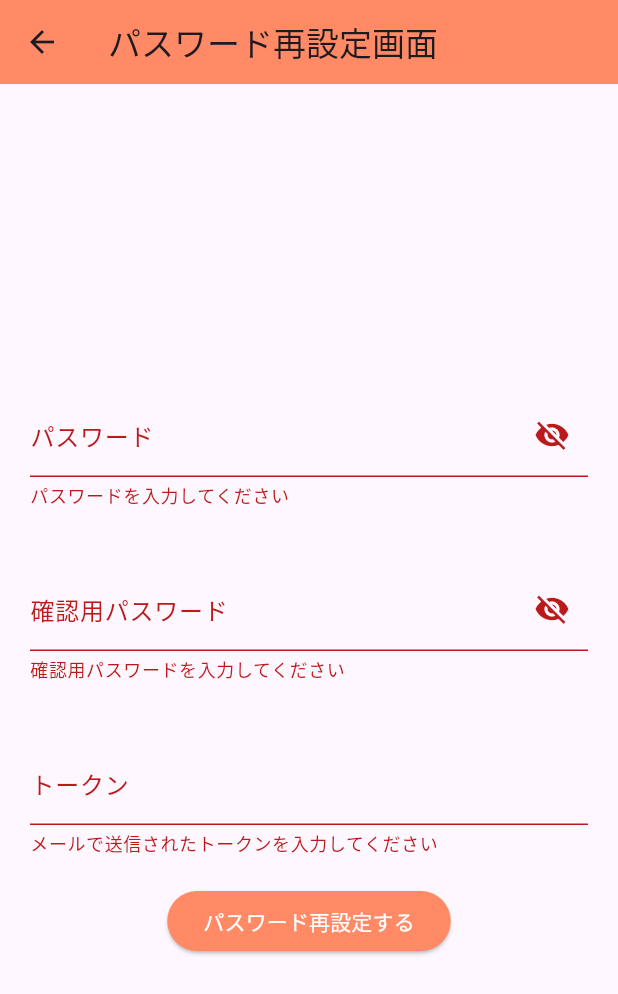
After one commit to tetsu-777/rakuraku-flutter, a Flutter app: the ResetPasswordPage screen opened directly, after a tap on "パスワード再設定する", on a phone screen of 412 x 824 dp. The commit adds this screen. Shown: the top 994 px of the screen. Run offline on Flutter 3.47's test engine with Material 3 defaults, Android fonts, the phone set to English and light mode, and no system bars.

Commit message:
パスワード再設定処理の実装

```diff
--- a/rakuraku_reserve_front/lib/pages/login_page.dart
+++ b/rakuraku_reserve_front/lib/pages/login_page.dart
@@ -62,8 +62,11 @@ class _LoginPageState extends State<LoginPage> {
                   validator: (value){
                     // メールアドレス形式の正規表現
                     final emailPattern = RegExp(r'^[a-zA-Z0-9._%+-]+@[a-zA-Z0-9.-]+\.[a-zA-Z]{2,}$');
-                    if(value == null || value.isEmpty || !emailPattern.hasMatch(value)){
+                    if(value == null || value.isEmpty){
                       return 'メールアドレスを入力してください';
+                    }
+                    if(!emailPattern.hasMatch(value)){
+                      return 'メールアドレス形式で入力してください';
                     }
                     return null;
                   },
--- /dev/null
+++ b/rakuraku_reserve_front/lib/pages/reset_password_page.dart
@@ -0,0 +1,185 @@
+import 'package:flutter/material.dart';
+import 'package:rakuraku_reserve_front/pages/home_page.dart';
+import 'package:rakuraku_reserve_front/pages/send_reset_password_mail_page.dart';
+import 'package:http/http.dart' as http;
+import 'dart:convert';
+
+// パスワードリセット画面表示のためのクラス
+class ResetPasswordPage extends StatefulWidget {
+  const ResetPasswordPage({Key? key}) : super(key: key);
+
+  @override
+  _ResetPasswordPageState createState() => _ResetPasswordPageState();
+}
+
+// 画面表示内容
+// メールで送信されたパスワード、確認用パスワード,トークンの入力内容をPOSTする
+// パスワード再設定ボタン押下時、resetPasswordメソッドでログイン処理する
+class _ResetPasswordPageState extends State<ResetPasswordPage> {
+  late TextEditingController _passwordController;
+  late TextEditingController _confirmPasswordController;
+  late TextEditingController _tokenController;
+  // パスワード・確認用パスワード表示非表示フラグ
+  bool _isPasswordObscure = true;
+  bool _isConfirmPasswordObscure = true;
+
+  // 入力内容取得のためのコントローラーinitメソッド
+  @override
+  void initState() {
+    super.initState();
+    _passwordController = TextEditingController();
+    _confirmPasswordController = TextEditingController();
+    _tokenController = TextEditingController();
+  }
+
+  // 入力内容取得のためのコントローラーdisposeメソッド
+  @override
+  void dispose() {
+    _passwordController.dispose();
+    _confirmPasswordController.dispose();
+    _tokenController.dispose();
+    super.dispose();
+  }
+
+  // 画面表示context指定メソッド
+  // 入力内容：パスワード、確認用パスワード,トークン
+  @override
+  Widget build(BuildContext context) {
+    const _formKey=GlobalObjectKey<FormState>('RESET_PASSWORD_FORM_KEY');
+
+    return Scaffold(
+      appBar: AppBar(
+        title: const Text('パスワード再設定画面'),
+        backgroundColor: Colors.deepOrange[300],
+      ),
+      body: Center(
+        child: Form(
+          key:_formKey,
+          child: Column(
+            mainAxisSize: MainAxisSize.min,
+            children: [
+              Container(
+                margin: const EdgeInsets.all(20),
+                // パスワード入力フォーム
+                child: TextFormField(
+                  controller: _passwordController,
+                  validator: (value){
+                    // 空文字バリデーション
+                    if(value == null || value.isEmpty){
+                      return 'パスワードを入力してください';
+                    }
+                    return null;
+                  },
+                  obscureText: _isPasswordObscure,
+                  decoration: InputDecoration(
+                    label: Text('パスワード'),
+                    // パスワード表示非表示実装
+                    // アイコン押下で_isPasswordObscureが反転する
+                    suffixIcon: IconButton(
+                      icon: Icon(_isPasswordObscure ? Icons.visibility_off : Icons.visibility),
+                      onPressed: () {
+                        setState(() => _isPasswordObscure = !_isPasswordObscure
+                        );
+                      },
+                    ),
+                    fillColor: Colors.black,
+                  ),
+                ),
+              ),
+              Container(
+                margin: const EdgeInsets.all(20),
+                // 確認用パスワード入力フォーム
+                child: TextFormField(
+                  controller: _confirmPasswordController,
+                  validator: (value){
+                    // 空文字バリデーション
+                    if(value == null || value.isEmpty){
+                      return '確認用パスワードを入力してください';
+                    }
+                    if(value != _passwordController.text){
+                      return 'パスワードと確認用パスワードが一致しません';
+                    }
+                    return null;
+                  },
+                  obscureText: _isConfirmPasswordObscure,
+                  decoration: InputDecoration(
+                    label: Text('確認用パスワード'),
+                    // 確認用パスワード表示非表示実装
+                    // アイコン押下で_isConfirmPasswordObscureが反転する
+                    suffixIcon: IconButton(
+                      icon: Icon(_isConfirmPasswordObscure ? Icons.visibility_off : Icons.visibility),
+                      onPressed: () {
+                        setState(() => _isConfirmPasswordObscure = !_isConfirmPasswordObscure
+                        );
+                      },
+                    ),
+                    fillColor: Colors.black,
+                  ),
+                ),
+              ),
+              Container(
+                margin: const EdgeInsets.all(20),
+                // トークン入力フォーム
+                child: TextFormField(
+                  controller: _tokenController,
+                  validator: (value){
+                    if(value == null || value.isEmpty){
+                      return 'メールで送信されたトークンを入力してください';
+                    }
+                    return null;
+                  },
+                  decoration: InputDecoration(
+                    label: Text('トークン'),
+                  ),
+                ),
+              ),
+              // パスワード再設定ボタン
+              // 押下時、パスワード再設定処理する
+              ElevatedButton(
+                style: ElevatedButton.styleFrom(
+                  foregroundColor: Colors.white,
+                  backgroundColor: Colors.deepOrange[300],
+                ),
+                onPressed: (){
+                  if(_formKey.currentState!.validate()){
+                    resetPassword(_passwordController.text,_confirmPasswordController.text,_tokenController.text);
+                  }
+                },
+                child: const Text('パスワード再設定する'),
+              ),
+            ],
+          ),
+        ),
+      ),
+    );
+  }
+
+  // パスワード再設定処理のためのメソッド
+  // 入力されたパスワード、確認用パスワード,トークンをBodyに入れPOST処理する
+  // パスワード再設定処理成功時、200ステータスが返る
+  Future<void> resetPassword(String password,confirmPassword,token) async{
+  final url = Uri.parse('http://localhost:8080/api/users/reset-password');
+  Map<String, String> headers = {'content-type': 'application/json'};
+  final response = await http.post(url, headers: headers,body: json.encode({
+        'password_token': token,
+        'password': password,
+        'confirmation_password':confirmPassword
+      }));
+  // パスワード再設定処理成功時、ホームページに遷移する
+  // 失敗時、エラーメッセージを表示する
+  if(response.statusCode == 200){
+    Navigator.push(
+      context,
+      MaterialPageRoute(builder: (context) => HomePage()),
+      );
+  }else{
+    // パスワード再設定処理処理失敗時、SnackBar（画面下にエラー文表示）を出力する
+    ScaffoldMessenger.of(context).showSnackBar(
+      SnackBar(
+        content: Text('パスワードの変更に失敗しました'),
+        backgroundColor: Colors.red,
+      ),
+    );
+  }
+}
+}
--- a/rakuraku_reserve_front/lib/pages/send_reset_password_mail_page.dart
+++ b/rakuraku_reserve_front/lib/pages/send_reset_password_mail_page.dart
@@ -1,5 +1,5 @@
 import 'package:flutter/material.dart';
-import 'package:rakuraku_reserve_front/pages/home_page.dart';
+import 'package:rakuraku_reserve_front/pages/reset_password_page.dart';
 import 'package:http/http.dart' as http;
 import 'dart:convert';
 
@@ -59,8 +59,11 @@ class _SendResetPasswordMailPageState extends State<SendResetPasswordMailPage>
                   validator: (value){
                     // メールアドレス形式の正規表現
                     final emailPattern = RegExp(r'^[a-zA-Z0-9._%+-]+@[a-zA-Z0-9.-]+\.[a-zA-Z]{2,}$');
-                    if(value == null || value.isEmpty || !emailPattern.hasMatch(value)){
+                    if(value == null || value.isEmpty){
                       return 'パスワーそ再設定の案内を受け取る\nメールアドレスを入力してください';
+                    }
+                    if(!emailPattern.hasMatch(value)){
+                      return 'メールアドレス形式で入力してください';
                     }
                     return null;
                   },
@@ -105,7 +108,7 @@ class _SendResetPasswordMailPageState extends State<SendResetPasswordMailPage>
     if(response.statusCode == 200){
       Navigator.push(
         context,
-        MaterialPageRoute(builder: (context) => HomePage()),
+        MaterialPageRoute(builder: (context) => ResetPasswordPage()),
         );
     }else{
       // パスワード再設定メール送信失敗時、SnackBar（画面下にエラー文表示）を出力する
```
